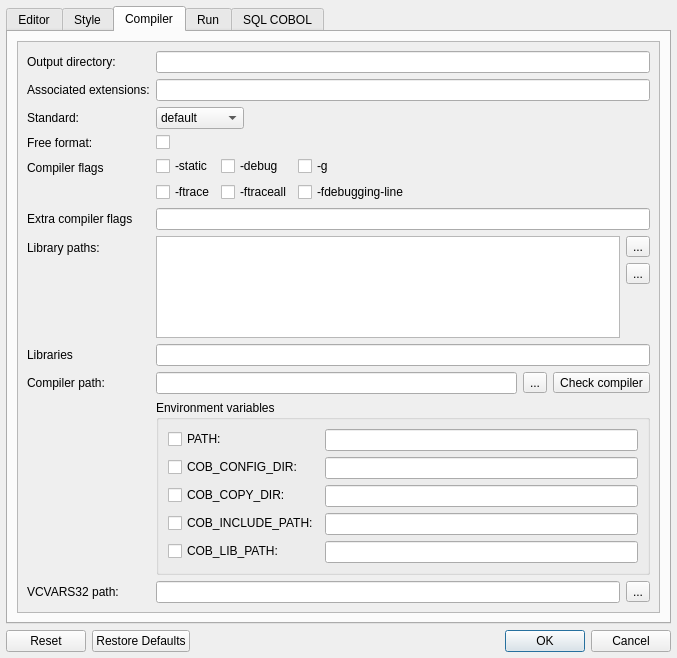
Qt form forms/dlg_preferences.ui (OpenCobolIDE/OpenCobolIDE) before a commit.
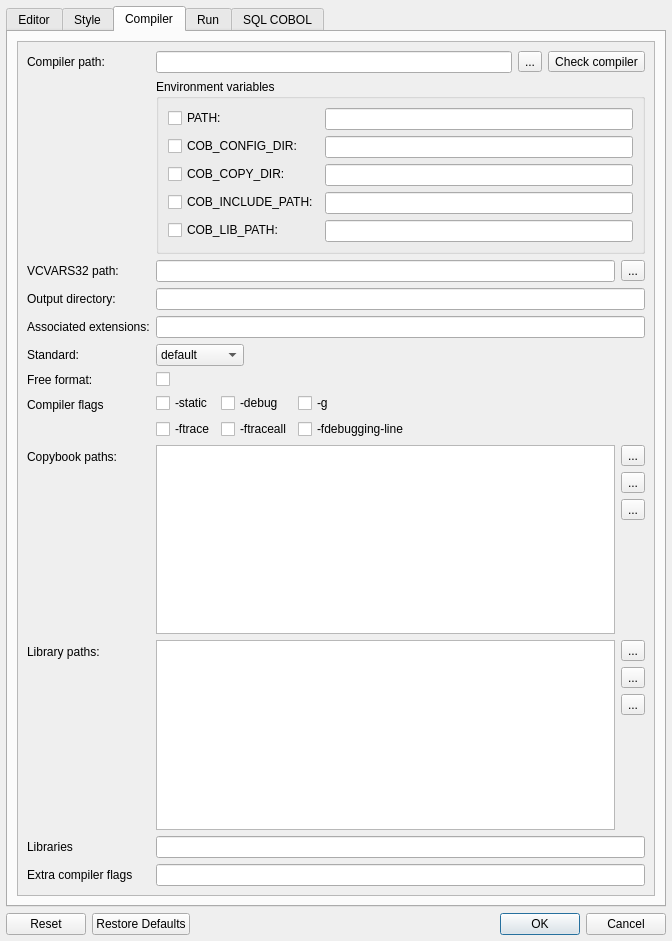
The same form after that commit. Icons and pictures are not drawn. Custom widgets are drawn as their Qt base class.

Commit message:
Add an option for specifying copybook paths
Fix #119

The edit to the form file:
```diff
--- a/forms/dlg_preferences.ui
+++ b/forms/dlg_preferences.ui
@@ -6,8 +6,8 @@
    <rect>
     <x>0</x>
     <y>0</y>
-    <width>677</width>
-    <height>658</height>
+    <width>672</width>
+    <height>941</height>
    </rect>
   </property>
   <property name="minimumSize">
@@ -710,22 +710,42 @@
               <rect>
                <x>0</x>
                <y>0</y>
-               <width>621</width>
-               <height>697</height>
+               <width>616</width>
+               <height>841</height>
               </rect>
              </property>
              <layout class="QFormLayout" name="formLayout_6">
               <property name="fieldGrowthPolicy">
                <enum>QFormLayout::ExpandingFieldsGrow</enum>
               </property>
-              <item row="2" column="0">
+              <item row="3" column="0">
+               <widget class="QLabel" name="label_36">
+                <property name="text">
+                 <string>Output directory:</string>
+                </property>
+               </widget>
+              </item>
+              <item row="3" column="1">
+               <widget class="QLineEdit" name="lineEditOutputDirectory"/>
+              </item>
+              <item row="4" column="0">
+               <widget class="QLabel" name="label_32">
+                <property name="text">
+                 <string>Associated extensions:</string>
+                </property>
+               </widget>
+              </item>
+              <item row="4" column="1">
+               <widget class="QLineEdit" name="lineEditCobcExts"/>
+              </item>
+              <item row="5" column="0">
                <widget class="QLabel" name="label_8">
                 <property name="text">
                  <string>Standard:</string>
                 </property>
                </widget>
               </item>
-              <item row="2" column="1">
+              <item row="5" column="1">
                <widget class="QComboBox" name="comboBoxStandard">
                 <item>
                  <property name="text">
@@ -764,14 +784,14 @@
                 </item>
                </widget>
               </item>
-              <item row="3" column="0">
+              <item row="6" column="0">
                <widget class="QLabel" name="label_9">
                 <property name="text">
                  <string>Free format:</string>
                 </property>
                </widget>
               </item>
-              <item row="3" column="1">
+              <item row="6" column="1">
                <widget class="QCheckBox" name="checkBoxFreeFormat">
                 <property name="toolTip">
                  <string>Code and compile with free format support</string>
@@ -781,177 +801,14 @@
                 </property>
                </widget>
               </item>
-              <item row="4" column="0">
+              <item row="7" column="0">
                <widget class="QLabel" name="label_15">
                 <property name="text">
                  <string>Compiler flags</string>
                 </property>
                </widget>
               </item>
-              <item row="9" column="1">
-               <widget class="QLineEdit" name="le_compiler_flags">
-                <property name="toolTip">
-                 <string>You can add other compiler flags here</string>
-                </property>
-               </widget>
-              </item>
-              <item row="10" column="0">
-               <widget class="QLabel" name="label_17">
-                <property name="text">
-                 <string>Library paths:</string>
-                </property>
-               </widget>
-              </item>
-              <item row="10" column="1">
-               <layout class="QHBoxLayout" name="horizontalLayout_10">
-                <property name="leftMargin">
-                 <number>0</number>
-                </property>
-                <item>
-                 <widget class="QListWidget" name="listWidgetLibPaths"/>
-                </item>
-                <item>
-                 <layout class="QVBoxLayout" name="verticalLayout_4">
-                  <property name="leftMargin">
-                   <number>0</number>
-                  </property>
-                  <item>
-                   <widget class="QToolButton" name="toolButtonAddLibPath">
-                    <property name="text">
-                     <string>...</string>
-                    </property>
-                    <property name="icon">
-                     <iconset resource="ide.qrc">
-                      <normaloff>:/ide-icons/rc/list-add.png</normaloff>:/ide-icons/rc/list-add.png</iconset>
-                    </property>
-                   </widget>
-                  </item>
-                  <item>
-                   <widget class="QToolButton" name="toolButtonRemoveLibPath">
-                    <property name="text">
-                     <string>...</string>
-                    </property>
-                    <property name="icon">
-                     <iconset resource="ide.qrc">
-                      <normaloff>:/ide-icons/rc/list-remove.png</normaloff>:/ide-icons/rc/list-remove.png</iconset>
-                    </property>
-                   </widget>
-                  </item>
-                  <item>
-                   <spacer name="verticalSpacer_3">
-                    <property name="orientation">
-                     <enum>Qt::Vertical</enum>
-                    </property>
-                    <property name="sizeHint" stdset="0">
-                     <size>
-                      <width>20</width>
-                      <height>40</height>
-                     </size>
-                    </property>
-                   </spacer>
-                  </item>
-                 </layout>
-                </item>
-               </layout>
-              </item>
-              <item row="11" column="0">
-               <widget class="QLabel" name="label_18">
-                <property name="text">
-                 <string>Libraries</string>
-                </property>
-               </widget>
-              </item>
-              <item row="11" column="1">
-               <widget class="QLineEdit" name="lineEditLibs">
-                <property name="toolTip">
-                 <string>&lt;html&gt;&lt;head/&gt;&lt;body&gt;&lt;p&gt;Add the libraries you would like your programs to link with here (-l option)&lt;/p&gt;&lt;/body&gt;&lt;/html&gt;</string>
-                </property>
-               </widget>
-              </item>
-              <item row="12" column="0">
-               <widget class="QLabel" name="label_compiler_path">
-                <property name="text">
-                 <string>Compiler path:</string>
-                </property>
-               </widget>
-              </item>
-              <item row="12" column="1">
-               <layout class="QHBoxLayout" name="horizontalLayout_9">
-                <property name="leftMargin">
-                 <number>0</number>
-                </property>
-                <item>
-                 <widget class="QLineEdit" name="lineEditCompilerPath">
-                  <property name="toolTip">
-                   <string>&lt;html&gt;&lt;head/&gt;&lt;body&gt;&lt;p&gt;Full path to the GnuCOBOL compiler.&lt;/p&gt;&lt;/body&gt;&lt;/html&gt;</string>
-                  </property>
-                  <property name="statusTip">
-                   <string>Full path to the GnuCOBOL compiler.</string>
-                  </property>
-                 </widget>
-                </item>
-                <item>
-                 <widget class="QToolButton" name="toolButtonCustomCompilerPath">
-                  <property name="text">
-                   <string>...</string>
-                  </property>
-                 </widget>
-                </item>
-                <item>
-                 <widget class="QToolButton" name="toolButtonCheckCompiler">
-                  <property name="text">
-                   <string>Check compiler</string>
-                  </property>
-                 </widget>
-                </item>
-               </layout>
-              </item>
-              <item row="14" column="0">
-               <widget class="QLabel" name="labelVCVARS">
-                <property name="text">
-                 <string>VCVARS32 path:</string>
-                </property>
-               </widget>
-              </item>
-              <item row="14" column="1">
-               <layout class="QHBoxLayout" name="horizontalLayout_8">
-                <property name="leftMargin">
-                 <number>0</number>
-                </property>
-                <item>
-                 <widget class="QLineEdit" name="lineEditVCVARS">
-                  <property name="toolTip">
-                   <string>&lt;html&gt;&lt;head/&gt;&lt;body&gt;&lt;p&gt;Path to VCVARS32.bat. VCVARS32.bat is needed if you're using a GnuCobol compiler built with Visual Studio.&lt;/p&gt;&lt;p&gt;&lt;br/&gt;&lt;/p&gt;&lt;p&gt;The VCVARS32.bat file is located under the bin directory of you Visual C++ installation. Make sure to use the same version as the one used to build the compiler!&lt;/p&gt;&lt;/body&gt;&lt;/html&gt;</string>
-                  </property>
-                 </widget>
-                </item>
-                <item>
-                 <widget class="QToolButton" name="toolButtonVCVARS">
-                  <property name="text">
-                   <string>...</string>
-                  </property>
-                 </widget>
-                </item>
-               </layout>
-              </item>
-              <item row="1" column="0">
-               <widget class="QLabel" name="label_32">
-                <property name="text">
-                 <string>Associated extensions:</string>
-                </property>
-               </widget>
-              </item>
-              <item row="1" column="1">
-               <widget class="QLineEdit" name="lineEditCobcExts"/>
-              </item>
-              <item row="9" column="0">
-               <widget class="QLabel" name="label_35">
-                <property name="text">
-                 <string>Extra compiler flags</string>
-                </property>
-               </widget>
-              </item>
-              <item row="4" column="1">
+              <item row="7" column="1">
                <layout class="QGridLayout" name="gridLayout_5">
                 <property name="leftMargin">
                  <number>0</number>
@@ -1018,17 +875,156 @@
                 </item>
                </layout>
               </item>
+              <item row="12" column="1">
+               <widget class="QLineEdit" name="le_compiler_flags">
+                <property name="toolTip">
+                 <string>You can add other compiler flags here</string>
+                </property>
+               </widget>
+              </item>
+              <item row="12" column="0">
+               <widget class="QLabel" name="label_35">
+                <property name="text">
+                 <string>Extra compiler flags</string>
+                </property>
+               </widget>
+              </item>
+              <item row="8" column="0">
+               <widget class="QLabel" name="label_37">
+                <property name="text">
+                 <string>Copybook paths:</string>
+                </property>
+               </widget>
+              </item>
+              <item row="9" column="0">
+               <widget class="QLabel" name="label_17">
+                <property name="text">
+                 <string>Library paths:</string>
+                </property>
+               </widget>
+              </item>
+              <item row="9" column="1">
+               <layout class="QHBoxLayout" name="horizontalLayout_10">
+                <property name="leftMargin">
+                 <number>0</number>
+                </property>
+                <item>
+                 <widget class="QListWidget" name="listWidgetLibPaths"/>
+                </item>
+                <item>
+                 <layout class="QVBoxLayout" name="verticalLayout_4">
+                  <property name="leftMargin">
+                   <number>0</number>
+                  </property>
+                  <item>
+                   <widget class="QToolButton" name="toolButtonAddLibPath">
+                    <property name="toolTip">
+                     <string>Add an absolute library path</string>
+                    </property>
+                    <property name="text">
+                     <string>...</string>
+                    </property>
+                    <property name="icon">
+                     <iconset resource="ide.qrc">
+                      <normaloff>:/ide-icons/rc/document-open.png</normaloff>:/ide-icons/rc/document-open.png</iconset>
+                    </property>
+                   </widget>
+                  </item>
+                  <item>
+                   <widget class="QToolButton" name="toolButtonAddRelativeLibPath">
+                    <property name="toolTip">
+                     <string>Add a relative library path</string>
+                    </property>
+                    <property name="text">
+                     <string>...</string>
+                    </property>
+                    <property name="icon">
+                     <iconset resource="ide.qrc">
+                      <normaloff>:/ide-icons/rc/list-add.png</normaloff>:/ide-icons/rc/list-add.png</iconset>
+                    </property>
+                   </widget>
+                  </item>
+                  <item>
+                   <widget class="QToolButton" name="toolButtonRemoveLibPath">
+                    <property name="text">
+                     <string>...</string>
+                    </property>
+                    <property name="icon">
+                     <iconset resource="ide.qrc">
+                      <normaloff>:/ide-icons/rc/list-remove.png</normaloff>:/ide-icons/rc/list-remove.png</iconset>
+                    </property>
+                   </widget>
+                  </item>
+                  <item>
+                   <spacer name="verticalSpacer_3">
+                    <property name="orientation">
+                     <enum>Qt::Vertical</enum>
+                    </property>
+                    <property name="sizeHint" stdset="0">
+                     <size>
+                      <width>20</width>
+                      <height>40</height>
+                     </size>
+                    </property>
+                   </spacer>
+                  </item>
+                 </layout>
+                </item>
+               </layout>
+              </item>
+              <item row="10" column="0">
+               <widget class="QLabel" name="label_18">
+                <property name="text">
+                 <string>Libraries</string>
+                </property>
+               </widget>
+              </item>
+              <item row="10" column="1">
+               <widget class="QLineEdit" name="lineEditLibs">
+                <property name="toolTip">
+                 <string>&lt;html&gt;&lt;head/&gt;&lt;body&gt;&lt;p&gt;Add the libraries you would like your programs to link with here (-l option)&lt;/p&gt;&lt;/body&gt;&lt;/html&gt;</string>
+                </property>
+               </widget>
+              </item>
               <item row="0" column="0">
-               <widget class="QLabel" name="label_36">
+               <widget class="QLabel" name="label_compiler_path">
                 <property name="text">
-                 <string>Output directory:</string>
+                 <string>Compiler path:</string>
                 </property>
                </widget>
               </item>
               <item row="0" column="1">
-               <widget class="QLineEdit" name="lineEditOutputDirectory"/>
+               <layout class="QHBoxLayout" name="horizontalLayout_9">
+                <property name="leftMargin">
+                 <number>0</number>
+                </property>
+                <item>
+                 <widget class="QLineEdit" name="lineEditCompilerPath">
+                  <property name="toolTip">
+                   <string>&lt;html&gt;&lt;head/&gt;&lt;body&gt;&lt;p&gt;Full path to the GnuCOBOL compiler.&lt;/p&gt;&lt;/body&gt;&lt;/html&gt;</string>
+                  </property>
+                  <property name="statusTip">
+                   <string>Full path to the GnuCOBOL compiler.</string>
+                  </property>
+                 </widget>
+                </item>
+                <item>
+                 <widget class="QToolButton" name="toolButtonCustomCompilerPath">
+                  <property name="text">
+                   <string>...</string>
+                  </property>
+                 </widget>
+                </item>
+                <item>
+                 <widget class="QToolButton" name="toolButtonCheckCompiler">
+                  <property name="text">
+                   <string>Check compiler</string>
+                  </property>
+                 </widget>
+                </item>
+               </layout>
               </item>
-              <item row="13" column="1">
+              <item row="1" column="1">
                <widget class="QGroupBox" name="groupBoxEnvVars">
                 <property name="title">
                  <string>Environment variables</string>
@@ -1090,6 +1086,97 @@
                 </layout>
                </widget>
               </item>
+              <item row="2" column="0">
+               <widget class="QLabel" name="labelVCVARS">
+                <property name="text">
+                 <string>VCVARS32 path:</string>
+                </property>
+               </widget>
+              </item>
+              <item row="2" column="1">
+               <layout class="QHBoxLayout" name="horizontalLayout_8">
+                <property name="leftMargin">
+                 <number>0</number>
+                </property>
+                <item>
+                 <widget class="QLineEdit" name="lineEditVCVARS">
+                  <property name="toolTip">
+                   <string>&lt;html&gt;&lt;head/&gt;&lt;body&gt;&lt;p&gt;Path to VCVARS32.bat. VCVARS32.bat is needed if you're using a GnuCobol compiler built with Visual Studio.&lt;/p&gt;&lt;p&gt;&lt;br/&gt;&lt;/p&gt;&lt;p&gt;The VCVARS32.bat file is located under the bin directory of you Visual C++ installation. Make sure to use the same version as the one used to build the compiler!&lt;/p&gt;&lt;/body&gt;&lt;/html&gt;</string>
+                  </property>
+                 </widget>
+                </item>
+                <item>
+                 <widget class="QToolButton" name="toolButtonVCVARS">
+                  <property name="text">
+                   <string>...</string>
+                  </property>
+                 </widget>
+                </item>
+               </layout>
+              </item>
+              <item row="8" column="1">
+               <layout class="QHBoxLayout" name="horizontalLayout_12">
+                <property name="leftMargin">
+                 <number>0</number>
+                </property>
+                <item>
+                 <widget class="QListWidget" name="listWidgetCopyPaths"/>
+                </item>
+                <item>
+                 <layout class="QVBoxLayout" name="verticalLayout_12">
+                  <property name="leftMargin">
+                   <number>0</number>
+                  </property>
+                  <item>
+                   <widget class="QToolButton" name="btAddAbsoluteCopyPath">
+                    <property name="text">
+                     <string>...</string>
+                    </property>
+                    <property name="icon">
+                     <iconset resource="ide.qrc">
+                      <normaloff>:/ide-icons/rc/document-open.png</normaloff>:/ide-icons/rc/document-open.png</iconset>
+                    </property>
+                   </widget>
+                  </item>
+                  <item>
+                   <widget class="QToolButton" name="btAddRelativeCopyPath">
+                    <property name="text">
+                     <string>...</string>
+                    </property>
+                    <property name="icon">
+                     <iconset resource="ide.qrc">
+                      <normaloff>:/ide-icons/rc/list-add.png</normaloff>:/ide-icons/rc/list-add.png</iconset>
+                    </property>
+                   </widget>
+                  </item>
+                  <item>
+                   <widget class="QToolButton" name="btRemoveCopyPath">
+                    <property name="text">
+                     <string>...</string>
+                    </property>
+                    <property name="icon">
+                     <iconset resource="ide.qrc">
+                      <normaloff>:/ide-icons/rc/list-remove.png</normaloff>:/ide-icons/rc/list-remove.png</iconset>
+                    </property>
+                   </widget>
+                  </item>
+                  <item>
+                   <spacer name="verticalSpacer_4">
+                    <property name="orientation">
+                     <enum>Qt::Vertical</enum>
+                    </property>
+                    <property name="sizeHint" stdset="0">
+                     <size>
+                      <width>20</width>
+                      <height>40</height>
+                     </size>
+                    </property>
+                   </spacer>
+                  </item>
+                 </layout>
+                </item>
+               </layout>
+              </item>
              </layout>
             </widget>
            </widget>
```
Left out of the diff: 2 changed lines with no effect on the pictures. The commit also changes 6 other files.
